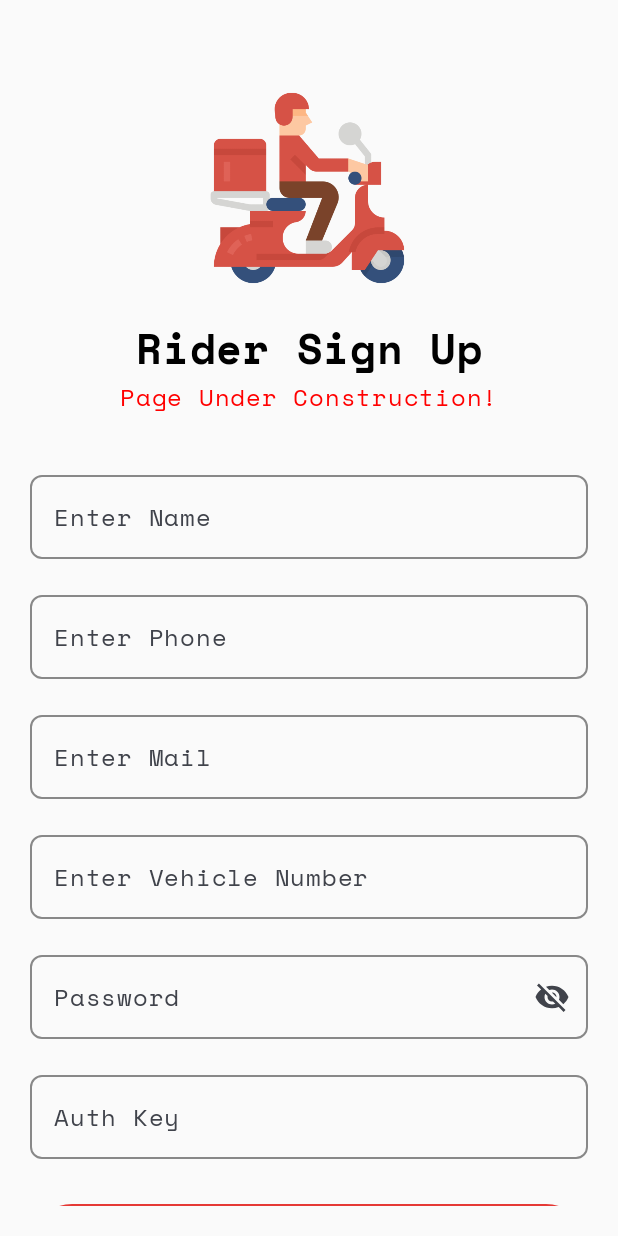
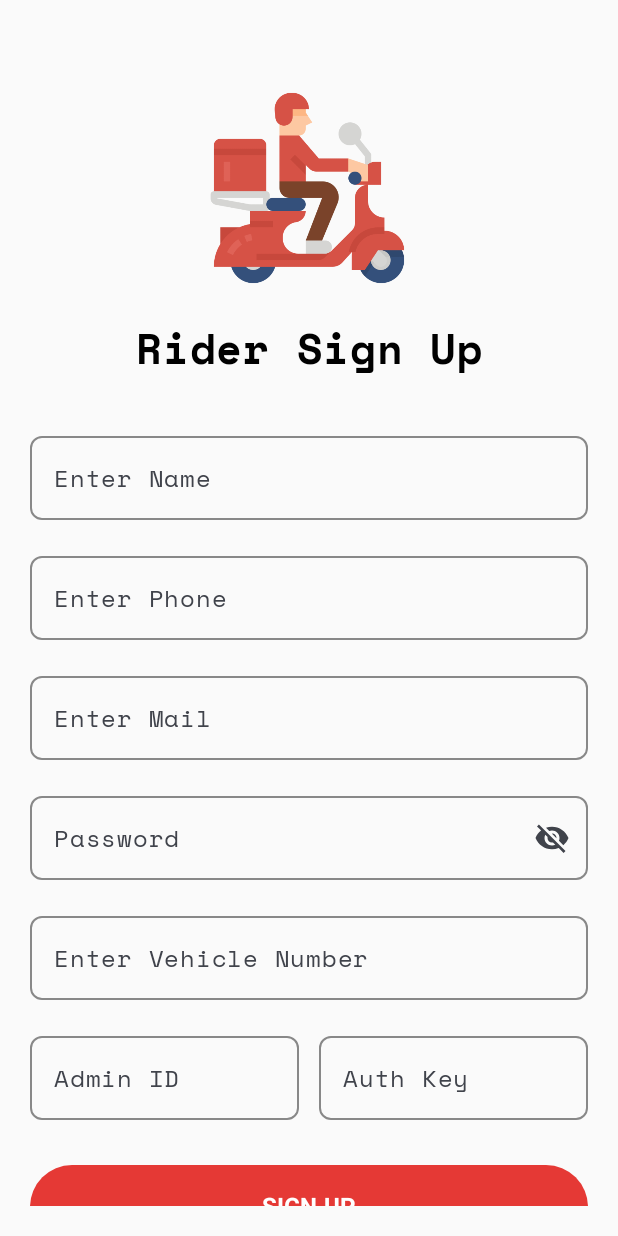
Before and after one commit to Vivek-2004/LenzDelivery, an Android app built with Jetpack Compose: the screen it shows after launch (MainActivity), after a tap on "Create an Account", on a phone screen of 412 x 824 dp. Run offline under Robolectric (Android 15) with nearby library versions, the phone set to English and light mode, and no system bars; libraries missing offline, so code that uses them is left out: com.google.android.play; 2 statements that could not run were skipped.

Commit message:
Complete the Full Rider Authentication Flow

```diff
--- a/app/src/main/java/com/fitting/lenzdelivery/auth/RiderLogIn.kt
+++ b/app/src/main/java/com/fitting/lenzdelivery/auth/RiderLogIn.kt
@@ -155,7 +155,7 @@ fun RiderLogIn(
                                 isLoading = true
                                 try {
                                     withContext(Dispatchers.IO) {
-                                        val response = deliveryService.logInRider(
+                                        val response = deliveryService.riderLogIn(
                                             loginBody = LogInRider(
                                                 riderEmail = riderMail,
                                                 password = password
--- a/app/src/main/java/com/fitting/lenzdelivery/auth/RiderSignUp.kt
+++ b/app/src/main/java/com/fitting/lenzdelivery/auth/RiderSignUp.kt
@@ -1,15 +1,19 @@
 package com.fitting.lenzdelivery.auth
 
+import android.widget.Toast
 import androidx.compose.foundation.Image
 import androidx.compose.foundation.clickable
+import androidx.compose.foundation.layout.Arrangement
 import androidx.compose.foundation.layout.Box
 import androidx.compose.foundation.layout.Column
+import androidx.compose.foundation.layout.Row
 import androidx.compose.foundation.layout.Spacer
 import androidx.compose.foundation.layout.fillMaxSize
 import androidx.compose.foundation.layout.fillMaxWidth
 import androidx.compose.foundation.layout.height
 import androidx.compose.foundation.layout.padding
 import androidx.compose.foundation.layout.size
+import androidx.compose.foundation.layout.width
 import androidx.compose.foundation.rememberScrollState
 import androidx.compose.foundation.shape.RoundedCornerShape
 import androidx.compose.foundation.text.KeyboardOptions
@@ -19,6 +23,7 @@ import androidx.compose.material.icons.filled.Visibility
 import androidx.compose.material.icons.filled.VisibilityOff
 import androidx.compose.material3.Button
 import androidx.compose.material3.ButtonDefaults
+import androidx.compose.material3.CircularProgressIndicator
 import androidx.compose.material3.Icon
 import androidx.compose.material3.IconButton
 import androidx.compose.material3.OutlinedTextField
@@ -28,10 +33,12 @@ import androidx.compose.runtime.Composable
 import androidx.compose.runtime.getValue
 import androidx.compose.runtime.mutableStateOf
 import androidx.compose.runtime.remember
+import androidx.compose.runtime.rememberCoroutineScope
 import androidx.compose.runtime.setValue
 import androidx.compose.ui.Alignment
 import androidx.compose.ui.Modifier
 import androidx.compose.ui.graphics.Color
+import androidx.compose.ui.platform.LocalContext
 import androidx.compose.ui.res.painterResource
 import androidx.compose.ui.text.font.FontWeight
 import androidx.compose.ui.text.input.KeyboardType
@@ -41,26 +48,77 @@ import androidx.compose.ui.text.style.TextAlign
 import androidx.compose.ui.unit.dp
 import androidx.compose.ui.unit.sp
 import com.fitting.lenzdelivery.R
+import com.fitting.lenzdelivery.models.SignUpRider
+import com.fitting.lenzdelivery.network.deliveryService
+import kotlinx.coroutines.Dispatchers
+import kotlinx.coroutines.launch
+import kotlinx.coroutines.withContext
+import java.util.Locale
 
 @Composable
 fun RiderSignUp(
     onNavigateToLogin: () -> Unit
 ) {
-    var name by remember { mutableStateOf("") }
-    var phone by remember { mutableStateOf("") }
-    var email by remember { mutableStateOf("") }
-    var adminAuth by remember { mutableStateOf("") }
-    var vehicleNumber by remember { mutableStateOf("") }
-    var password by remember { mutableStateOf("") }
-    var passwordVisible by remember { mutableStateOf(false) }
-
-    // Define the colors for the text fields
     val textFieldColors = OutlinedTextFieldDefaults.colors(
         focusedBorderColor = Color(0xFFE53935),
         unfocusedBorderColor = Color.Gray,
         focusedLabelColor = Color(0xFFE53935),
         cursorColor = Color(0xFFE53935)
     )
+    val context = LocalContext.current
+    val scope = rememberCoroutineScope()
+
+    var name by remember { mutableStateOf("") }
+    var phone by remember { mutableStateOf("") }
+    var email by remember { mutableStateOf("") }
+    var password by remember { mutableStateOf("") }
+    var vehicleNumber by remember { mutableStateOf("") }
+    var adminId by remember { mutableStateOf("") }
+    var adminAuth by remember { mutableStateOf("") }
+    var responseMessage by remember { mutableStateOf("") }
+    var passwordVisible by remember { mutableStateOf(false) }
+    var isLoading by remember { mutableStateOf(false) }
+
+    if (responseMessage.isNotEmpty()) {
+        isLoading = false
+        Toast.makeText(context, responseMessage, Toast.LENGTH_SHORT).show()
+        if (responseMessage == "Rider Registered Successfully") {
+            onNavigateToLogin()
+        }
+        responseMessage = ""
+    }
+
+    fun signUp() {
+        isLoading = true
+        scope.launch {
+            try {
+                val response = withContext(Dispatchers.IO) {
+                    deliveryService.riderSignUp(
+                        signupBody = SignUpRider(
+                            name = name,
+                            phone = phone,
+                            email = email,
+                            password = password,
+                            vehicleNumber = vehicleNumber,
+                            adminId = adminId,
+                            adminAuth = adminAuth
+                        )
+                    )
+                }
+
+                responseMessage = when (response.code()) {
+                    201 -> "Rider Registered Successfully"
+                    400 -> "Missing Required Fields"
+                    401 -> "Rider Already Exists"
+                    404 -> "Admin Not Found"
+                    else -> "Server Error"
+                }
+            } catch (e: Exception) {
+                responseMessage = "Please Try again Later!"
+            }
+        }
+    }
+
 
     Box(
         modifier = Modifier
@@ -90,9 +148,7 @@ fun RiderSignUp(
                 textAlign = TextAlign.Center
             )
 
-            Text("Page Under Construction!", color = Color.Red)
-
-            Spacer(modifier = Modifier.height(32.dp))
+            Spacer(modifier = Modifier.height(30.dp))
 
             // Name Field
             OutlinedTextField(
@@ -109,12 +165,13 @@ fun RiderSignUp(
             // Phone Field
             OutlinedTextField(
                 value = phone,
-                onValueChange = { phone = it },
+                onValueChange = { phone = it }, keyboardOptions = KeyboardOptions.Default.copy(
+                    keyboardType = KeyboardType.NumberPassword
+                ),
                 label = { Text("Enter Phone") },
                 modifier = Modifier.fillMaxWidth(),
                 shape = RoundedCornerShape(8.dp),
-                colors = textFieldColors,
-                keyboardOptions = KeyboardOptions(keyboardType = KeyboardType.Phone)
+                colors = textFieldColors
             )
 
             Spacer(modifier = Modifier.height(16.dp))
@@ -132,19 +189,6 @@ fun RiderSignUp(
 
             Spacer(modifier = Modifier.height(16.dp))
 
-            // Vehicle Number Field
-            OutlinedTextField(
-                value = vehicleNumber,
-                onValueChange = { vehicleNumber = it },
-                label = { Text("Enter Vehicle Number") },
-                modifier = Modifier.fillMaxWidth(),
-                shape = RoundedCornerShape(8.dp),
-                colors = textFieldColors
-            )
-
-            Spacer(modifier = Modifier.height(16.dp))
-
-            // Password Field
             OutlinedTextField(
                 value = password,
                 onValueChange = { password = it },
@@ -169,31 +213,90 @@ fun RiderSignUp(
             Spacer(modifier = Modifier.height(16.dp))
 
             OutlinedTextField(
-                value = adminAuth,
-                onValueChange = { adminAuth = it },
-                label = { Text("Auth Key") },
+                value = vehicleNumber,
+                onValueChange = { vehicleNumber = it.uppercase(Locale.ROOT) },
+                label = { Text("Enter Vehicle Number") },
                 modifier = Modifier.fillMaxWidth(),
                 shape = RoundedCornerShape(8.dp),
                 colors = textFieldColors
             )
 
+            Spacer(modifier = Modifier.height(16.dp))
+
+            Row(
+                modifier = Modifier.fillMaxWidth(),
+                verticalAlignment = Alignment.CenterVertically,
+                horizontalArrangement = Arrangement.Center
+            ) {
+                OutlinedTextField(
+                    value = adminId,
+                    onValueChange = { adminId = it },
+                    keyboardOptions = KeyboardOptions.Default.copy(
+                        keyboardType = KeyboardType.NumberPassword
+                    ),
+                    label = { Text("Admin ID") },
+                    modifier = Modifier
+                        .fillMaxWidth()
+                        .weight(1f),
+                    shape = RoundedCornerShape(8.dp),
+                    colors = textFieldColors
+                )
+
+                Spacer(modifier = Modifier.width(13.dp))
+
+                OutlinedTextField(
+                    value = adminAuth,
+                    onValueChange = { adminAuth = it },
+                    keyboardOptions = KeyboardOptions.Default.copy(
+                        keyboardType = KeyboardType.NumberPassword
+                    ),
+                    label = { Text("Auth Key") },
+                    modifier = Modifier
+                        .fillMaxWidth()
+                        .weight(1f),
+                    shape = RoundedCornerShape(8.dp),
+                    colors = textFieldColors
+                )
+            }
+
             Spacer(modifier = Modifier.height(30.dp))
 
-            // Sign Up Button
             Button(
+                enabled = !isLoading,
                 onClick = {
-                    onNavigateToLogin()
+                    if (name.isEmpty() || phone.isEmpty() || email.isEmpty() || password.isEmpty() || vehicleNumber.isEmpty() || adminId.isEmpty() || adminAuth.isEmpty()) {
+                        responseMessage = "All Fields are Required"
+                    } else if (name.contains(Regex("\\d"))) {
+                        responseMessage = "Enter a Valid Name"
+                    } else if (!phone.matches(Regex("^(0?[6-9]\\d{9})$"))) {
+                        responseMessage = "Enter a Valid Mobile Number"
+                    } else if (!email.matches(Regex("^[a-zA-Z0-9._%+-]+@[a-zA-Z0-9.-]+\\.[a-zA-Z]{2,}$"))) {
+                        responseMessage = "Enter Valid Email"
+                    } else if (adminAuth.length != 6) {
+                        responseMessage = "SignUp Unauthorized"
+                    } else if (!vehicleNumber.matches(Regex("^[A-Z]{2}\\d{2}[A-Z]{1,2}\\d{4}$"))) {
+                        responseMessage = "Invalid Vehicle Number"
+                    } else {
+                        signUp()
+                    }
                 },
                 modifier = Modifier
                     .fillMaxWidth()
                     .height(56.dp),
                 colors = ButtonDefaults.buttonColors(containerColor = Color(0xFFE53935))
             ) {
-                Text(
-                    text = "SIGN UP",
-                    fontSize = 16.sp,
-                    fontWeight = FontWeight.Bold
-                )
+                if (isLoading) {
+                    CircularProgressIndicator(
+                        color = Color.Black,
+                        strokeWidth = 5.dp
+                    )
+                } else {
+                    Text(
+                        text = "SIGN UP",
+                        fontSize = 16.sp,
+                        fontWeight = FontWeight.Bold
+                    )
+                }
             }
 
             Spacer(modifier = Modifier.height(25.dp))
--- a/app/src/main/java/com/fitting/lenzdelivery/network/ApiService.kt
+++ b/app/src/main/java/com/fitting/lenzdelivery/network/ApiService.kt
@@ -10,6 +10,7 @@ import com.fitting.lenzdelivery.models.OtpCode
 import com.fitting.lenzdelivery.models.PatchCompleteTransit
 import com.fitting.lenzdelivery.models.RiderDetails
 import com.fitting.lenzdelivery.models.RiderOrder
+import com.fitting.lenzdelivery.models.SignUpRider
 import com.fitting.lenzdelivery.models.VerifyAdminOtp
 import com.fitting.lenzdelivery.models.VerifyAdminPickupOtpReqBody
 import okhttp3.OkHttpClient
@@ -67,9 +68,15 @@ interface ApiService {
 
     @Headers("lenz-api-key: a99ed2023194a3356d37634474417f8b")
     @POST("riders/login")
-    suspend fun logInRider(
+    suspend fun riderLogIn(
         @Body loginBody: LogInRider
     ): LogInRiderResponse
+
+    @Headers("lenz-api-key: a99ed2023194a3356d37634474417f8b")
+    @POST("riders/signup")
+    suspend fun riderSignUp(
+        @Body signupBody: SignUpRider
+    ): Response<ResponseBody>
 
     @Headers("lenz-api-key: a99ed2023194a3356d37634474417f8b")
     @PATCH("orders/{groupOrderId}/accept-pickup")
--- a/app/src/main/res/values/strings.xml
+++ b/app/src/main/res/values/strings.xml
@@ -1,3 +1,3 @@
 <resources>
-    <string name="app_name">Lenz Delivery</string>
+    <string name="app_name">LenZ Delivery</string>
 </resources>
```
Also changed, not shown: app/src/main/java/com/fitting/lenzdelivery/NotificationService.kt (+5 -5 lines), app/src/main/java/com/fitting/lenzdelivery/models/ApiModel.kt (+10 -0 lines).
